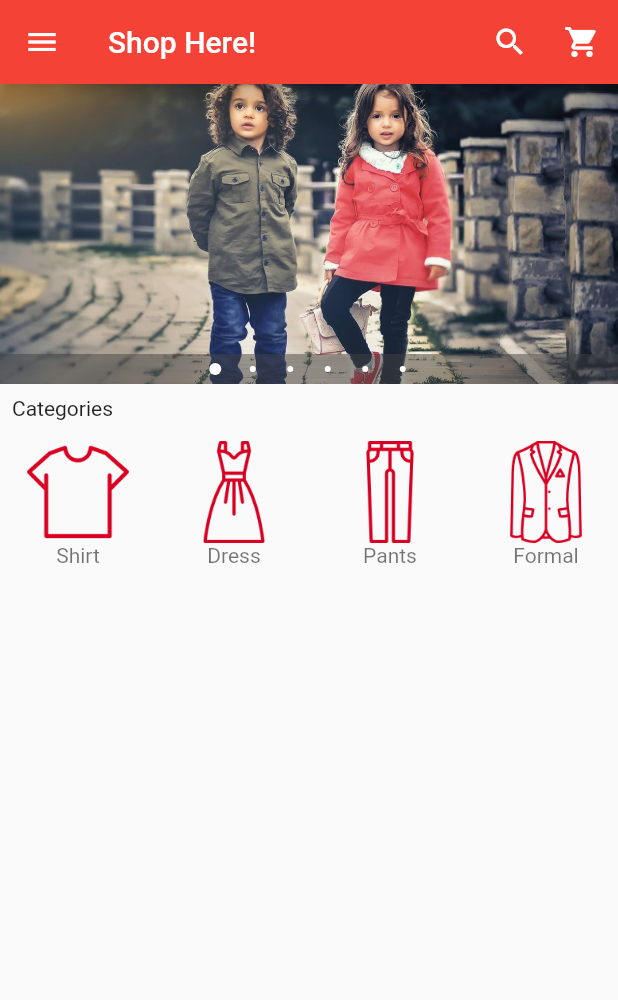
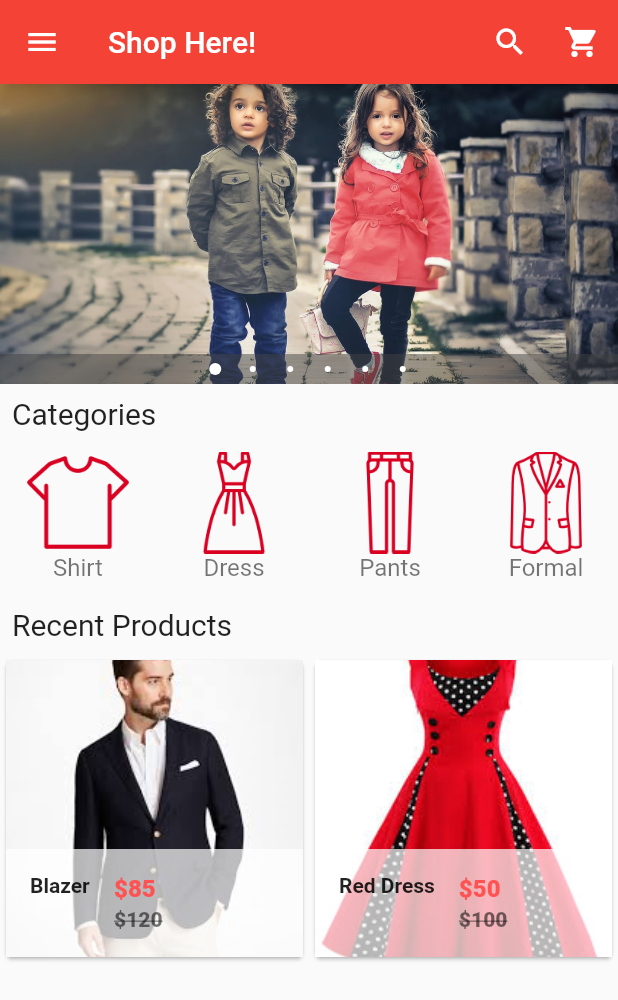
Before and after one commit to ktzy0305/Voguearo, a Flutter app: the screen it shows after launch, on a phone screen of 412 x 824 dp. Shown: the top 1000 px of the screen. Run offline on Flutter 3.47's test engine with Material 2 defaults, Android fonts, the phone set to English and light mode, and no system bars; drawn by our look-alikes of carousel_pro.

Commit message:
Shopping Item Grid View

```diff
--- a/lib/components/horizontal_listview.dart
+++ b/lib/components/horizontal_listview.dart
@@ -38,11 +38,14 @@ class Category extends StatelessWidget {
             title: Image.asset(image_location),
             subtitle: new Container(
               alignment: Alignment.topCenter,
-                child: Text(image_caption),
+              child: Text(image_caption,
+                style: TextStyle(fontSize: 16.0)
+              ),
             ),
           ),
           onTap: () {},
-          )),
+        )
+      ),
     );
   }
 }
--- /dev/null
+++ b/lib/components/product.dart
@@ -0,0 +1,80 @@
+import 'package:flutter/material.dart';
+
+class Product extends StatefulWidget {
+  @override
+  _ProductState createState() => _ProductState();
+}
+
+class _ProductState extends State<Product> {
+  var product_list = [
+    {
+      "name": "Blazer",
+      "picture": "images/products/blazer1.jpeg",
+      "old_price": 120,
+      "price": 85,
+    },
+    {
+      "name": "Red Dress",
+      "picture": "images/products/dress1.jpeg",
+      "old_price": 100,
+      "price": 50,
+    },
+  ];
+
+  @override
+  Widget build(BuildContext context) {
+    return GridView.builder(
+      itemCount: product_list.length,
+      gridDelegate: new SliverGridDelegateWithFixedCrossAxisCount(
+        crossAxisCount: 2
+      ),
+      itemBuilder: (BuildContext context, int index){
+        return Single_Product(
+          product_list[index]['name'],
+          product_list[index]['picture'],
+          product_list[index]['old_price'],
+          product_list[index]['price']
+        );
+      },
+    );
+  }
+}
+
+class Single_Product extends StatelessWidget {
+  final product_name;
+  final product_picture;
+  final product_old_price;
+  final product_price;
+
+  Single_Product(
+    this.product_name,
+    this.product_picture,
+    this.product_old_price,
+    this.product_price
+  );
+
+  @override
+  Widget build(BuildContext context) {
+    return Card(
+      child: Hero(
+        tag: product_name,
+        child: Material(
+          child: InkWell(
+            child: GridTile(
+              child: Image.asset(product_picture, fit: BoxFit.cover,),
+              footer: Container(
+                color: Colors.white70,
+                child: ListTile(
+                  leading: Text(product_name, style: TextStyle(fontWeight: FontWeight.bold),),
+                  title: Text("\$$product_price", style: TextStyle(color: Colors.redAccent, fontWeight: FontWeight.w800),),
+                  subtitle: Text("\$$product_old_price", style: TextStyle(color: Colors.black54, fontWeight: FontWeight.w800, decoration: TextDecoration.lineThrough),),
+                ),
+              ),
+            ),
+            onTap: (){},
+          )
+        )
+      ),
+    );
+  }
+}
--- a/lib/main.dart
+++ b/lib/main.dart
@@ -4,6 +4,7 @@ import 'package:carousel_pro/carousel_pro.dart';
 
 // Import Local Components
 import 'package:shop_here/components/horizontal_listview.dart';
+import 'package:shop_here/components/product.dart';
 
 void main() {
   runApp(MaterialApp(
@@ -135,13 +136,28 @@ class _HomePageState extends State<HomePage> {
         children: <Widget>[
           // Image Carousel
           image_carousel,
+
           // Padding with 'Categories' text
           new Padding(
             padding: const EdgeInsets.all(8.0),
-            child: new Text("Categories"),
+            child: new Text("Categories", style: TextStyle(fontSize: 20.0),),
           ),
+
           // Horizontal List View for Categories
           HorizontalList(),
+
+          // Padding with '' text
+          new Padding(
+            padding: const EdgeInsets.only(left: 8.0, top: 10.0, bottom: 8.0),
+            child: new Text("Recent Products", style: TextStyle(fontSize: 20.0),),
+          ),
+
+          // Grid View
+          Container(
+            child: Product(),
+            height: 320.0,
+          )
+
         ],
       ),
     );
```
Also changed, not shown: pubspec.yaml (+11 -1 lines). Lines whose indentation alone changed are shown as unchanged.
